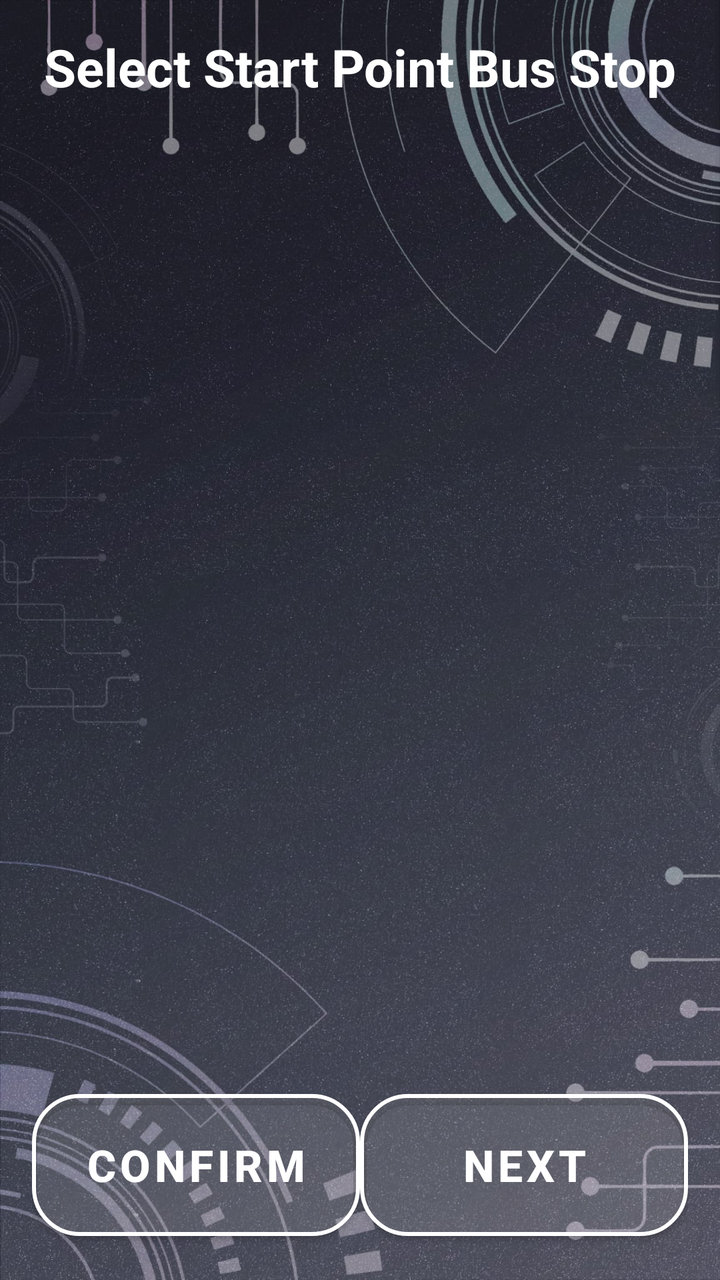
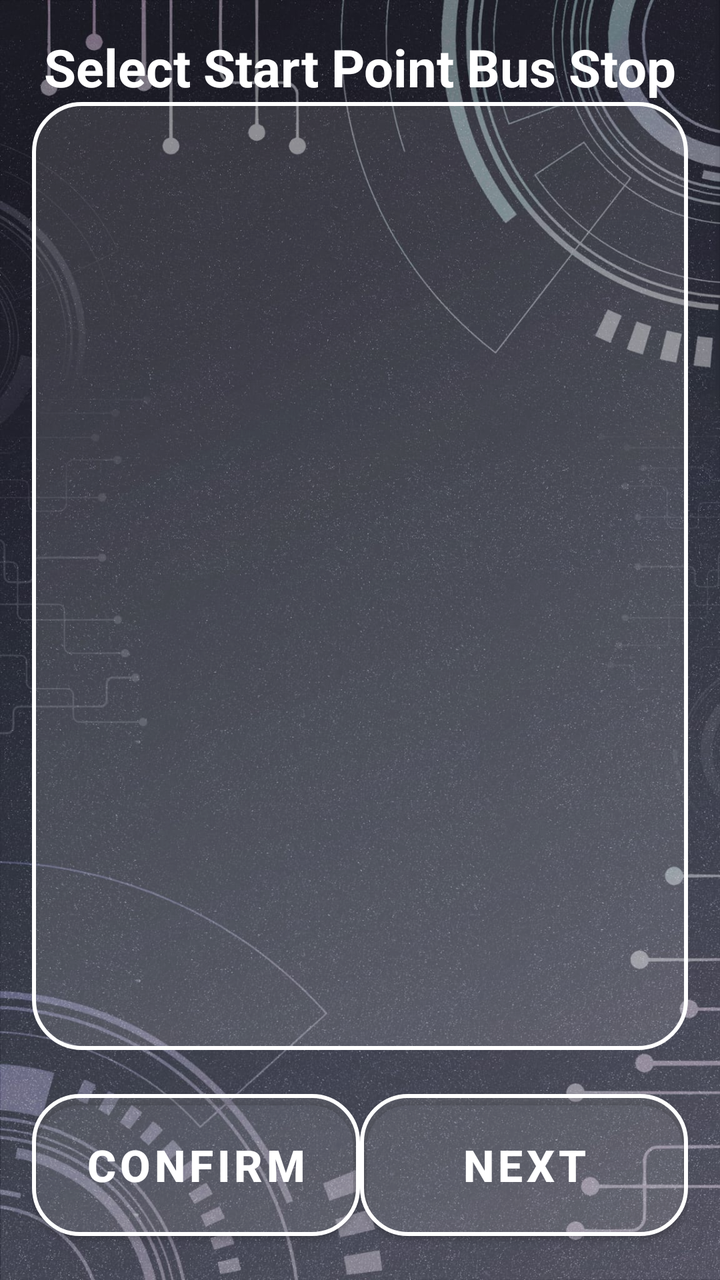

Before-and-after screenshots of an Android layout around one commit, followed by the original layout XML and the change that was made.
<!-- AndroidManifest.xml: application theme Theme.VISTA -->
<!-- res/layout/activity_edit_start_point.xml -->
<LinearLayout
    xmlns:android="http://schemas.android.com/apk/res/android"
    xmlns:tools="http://schemas.android.com/tools"
    xmlns:app="http://schemas.android.com/apk/res-auto"
    android:id="@+id/main"
    android:layout_width="match_parent"
    android:layout_height="match_parent"
    android:orientation="vertical"
    android:padding="16sp"
    tools:context=".FindBusEditMenuFunction.EditStartPointActivity"
    android:background="@drawable/background">

    <TextView
        android:layout_width="match_parent"
        android:layout_height="wrap_content"
        android:text="@string/EditStartPointActivity_title"
        android:textSize="26sp"
        android:textStyle="bold"
        android:gravity="center"
        android:textColor="@color/white"/>

    <ListView
        android:id="@+id/lvShowAllStop"
        android:layout_width="match_parent"
        android:layout_height="0dp"
        android:layout_weight="1"/>

    
    <LinearLayout
        android:orientation="horizontal"
        android:layout_width="match_parent"
        android:layout_height="wrap_content"
        android:gravity="bottom"
        android:layout_marginTop="16dp"
        android:weightSum="2">

        
        <com.google.android.material.button.MaterialButton
            android:id="@+id/btnMainMenuConfirm"
            style="@style/SemiTransparentRoundedButton"
            android:layout_width="0dp"
            android:layout_height="83dp"
            android:layout_weight="1"
            android:text="@string/btn_Confirm"
            android:textSize="22sp"
            android:textStyle="bold" />

        
        <com.google.android.material.button.MaterialButton
            android:id="@+id/btnMainMenuNext"
            style="@style/SemiTransparentRoundedButton"
            android:layout_width="0dp"
            android:layout_height="83dp"
            android:layout_weight="1"
            android:text="@string/btn_next"
            android:textSize="22sp"
            android:textStyle="bold" />
    </LinearLayout>
</LinearLayout>
<!-- resources referenced by this layout -->
<resources>
  <color name="white">#FFFFFF</color>
  <!-- drawable background: jpeg bitmap (drawable, 288114 bytes) -->
  <string name="EditStartPointActivity_title">Select Start Point Bus Stop</string>
  <string name="btn_Confirm">Confirm</string>
  <string name="btn_next">Next</string>
  <style name="SemiTransparentRoundedButton" parent="Widget.MaterialComponents.Button">
          <item name="android:textColor">#FFFFFF</item>
          <item name="background">@drawable/button_selector</item> 
          <item name="cornerRadius">24dp</item>
          <item name="strokeColor">#FFFFFF</item>
          <item name="strokeWidth">2dp</item>
          <item name="backgroundTint">#20FFFFFF</item> 
      </style>
  <style name="Theme.VISTA" parent="Theme.MaterialComponents.Light.NoActionBar">
          
          <item name="colorPrimary">@color/semi_transparent_white</item>
          <item name="colorPrimaryVariant">@color/semi_transparent_white</item>
          <item name="colorOnPrimary">@color/white</item>
          
      </style>
  <!-- drawable button_selector (drawable) -->
  <?xml version="1.0" encoding="utf-8"?>
  <selector xmlns:android="http://schemas.android.com/apk/res/android">
      
      <item android:state_pressed="true">
          <shape android:shape="rectangle">
              <solid android:color="#20FFFFFF" /> 
              <stroke android:width="2dp" android:color="#FFFFFF" />
              <corners android:radius="24dp" />
          </shape>
      </item>
  
      
      <item android:state_selected="true">
          <shape android:shape="rectangle">
              <solid android:color="#FFFF00" /> 
              <stroke android:width="2dp" android:color="#FFFFFF" />
              <corners android:radius="24dp" />
          </shape>
      </item>
  
      
      <item>
          <shape android:shape="rectangle">
              <solid android:color="#20FFFFFF" /> 
              <stroke android:width="2dp" android:color="#FFFFFF" />
              <corners android:radius="24dp" />
          </shape>
      </item>
  </selector>
  <color name="semi_transparent_white">#80FFFFFF</color>
</resources>

<!-- the commit's change to res/layout/activity_edit_start_point.xml (unified diff, before → after) -->
@@ -23,7 +23,9 @@
         android:id="@+id/lvShowAllStop"
         android:layout_width="match_parent"
         android:layout_height="0dp"
-        android:layout_weight="1"/>
+        android:layout_weight="1"
+        android:background="@drawable/list_item_border"
+        android:divider="@drawable/custom_divider"/>
 
     
     <LinearLayout
<!-- resource entries referenced after the edit -->
@@ -2,6 +2,32 @@
 <resources>
   <color name="white">#FFFFFF</color>
   <!-- drawable background: jpeg bitmap (drawable, 288114 bytes) -->
+  <!-- drawable custom_divider (drawable) -->
+  <?xml version="1.0" encoding="utf-8"?>
+  <shape xmlns:android="http://schemas.android.com/apk/res/android" android:shape="rectangle">
+      <size android:height="1dp" /> 
+      <solid android:color="#FFFFFF" /> 
+  </shape>
+  <!-- drawable list_item_border (drawable) -->
+  <?xml version="1.0" encoding="utf-8"?>
+  <shape xmlns:android="http://schemas.android.com/apk/res/android" android:shape="rectangle">
+  
+      
+      <stroke
+          android:width="2dp"
+          android:color="#FFFFFF" />
+  
+      <corners android:radius="24dp" />
+  
+      <padding
+          android:left="8dp"
+          android:top="8dp"
+          android:right="8dp"
+          android:bottom="8dp" />
+  
+      <solid android:color="#20FFFFFF" />
+  
+  </shape>
   <string name="EditStartPointActivity_title">Select Start Point Bus Stop</string>
   <string name="btn_Confirm">Confirm</string>
   <string name="btn_next">Next</string>
